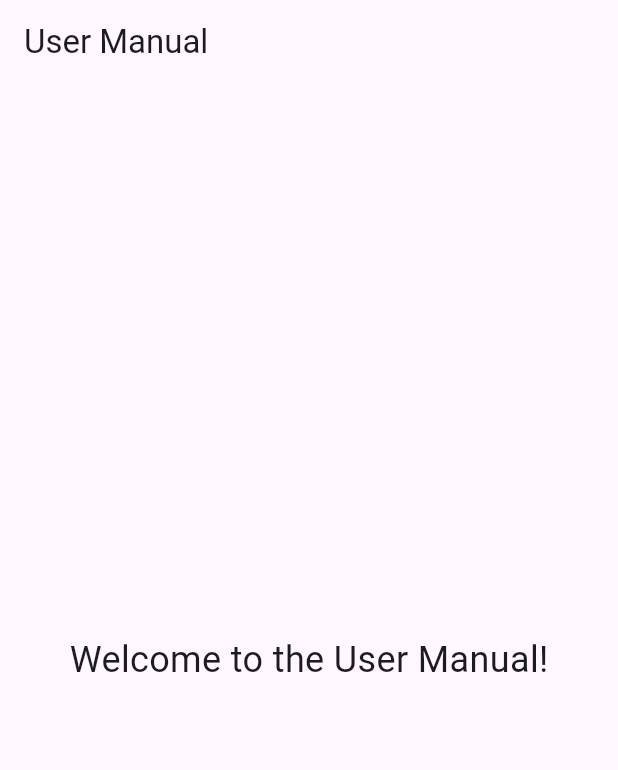
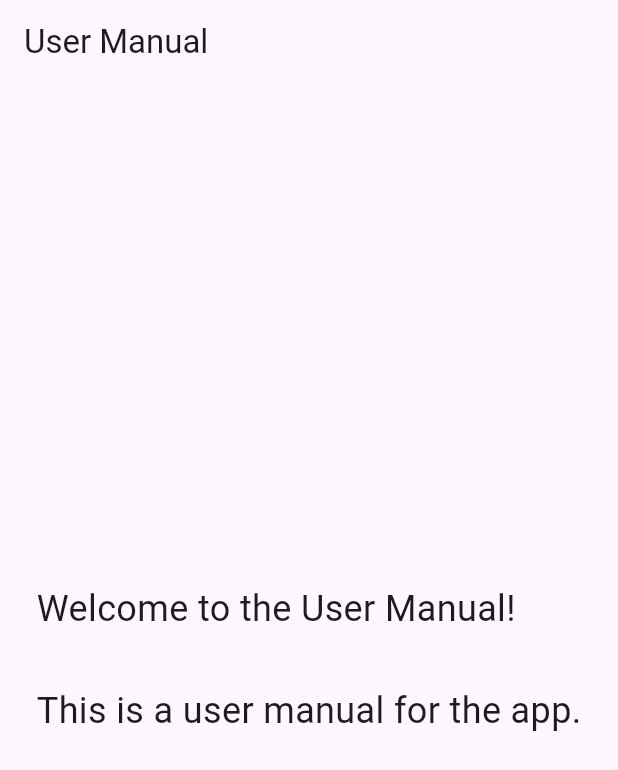
Before and after one commit to euphoticlabs/User-Manual, a Flutter app: the screen it shows after launch, on a phone screen of 412 x 824 dp. Shown: the top 770 px of the screen. Run offline on Flutter 3.47's test engine with Material 3 defaults, Android fonts, the phone set to English and light mode, and no system bars.

Commit message:
started user manual

```diff
--- a/lib/main.dart
+++ b/lib/main.dart
@@ -30,7 +30,7 @@ class UserManualPage extends StatelessWidget {
       ),
       body: const Center(
         child: Text(
-          'Welcome to the User Manual!',
+          'Welcome to the User Manual!\n\nThis is a user manual for the app.',
           style: TextStyle(fontSize: 24),
         ),
       ),
```
